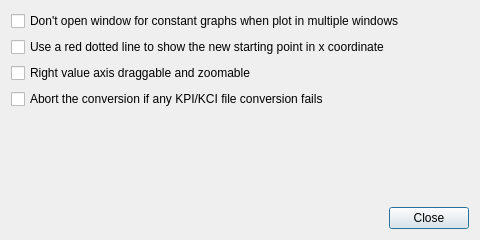
kery/MacVisTat, file VisualStatistics/OptionsDialog.ui: the form before one commit.
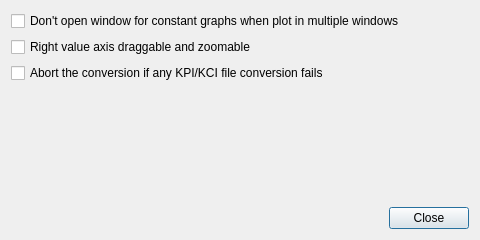
The form after the commit.

Commit message: Always hide time gap.

The edit to the form file:
```diff
--- a/VisualStatistics/OptionsDialog.ui
+++ b/VisualStatistics/OptionsDialog.ui
@@ -21,13 +21,6 @@
      </property>
     </widget>
    </item>
-   <item>
-    <widget class="QCheckBox" name="hideTimeGapCheckBox">
-     <property name="text">
-      <string>Use a red dotted line to show the new starting point in x coordinate</string>
-     </property>
-    </widget>
-   </item>
    <item>
     <widget class="QCheckBox" name="yAxis2DraggableZoomableCheckBox">
      <property name="text">
```
The commit also changes 10 other files.
